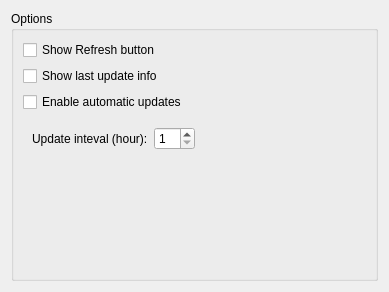
Old version of the form src/contents/ui/SettingsTabOptions.ui in the repository mcharmas/MyEpisodes-Plasmoid.
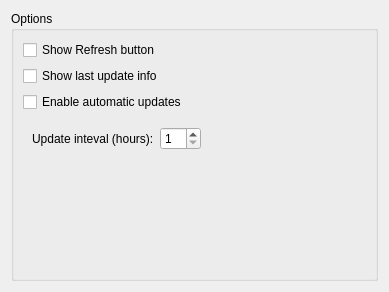
New version of the form.

```diff
--- a/src/contents/ui/SettingsTabOptions.ui
+++ b/src/contents/ui/SettingsTabOptions.ui
@@ -47,7 +47,7 @@
          <item>
           <widget class="QLabel" name="label">
            <property name="text">
-            <string>Update inteval (hour):</string>
+            <string>Update inteval (hours):</string>
            </property>
           </widget>
          </item>
```
